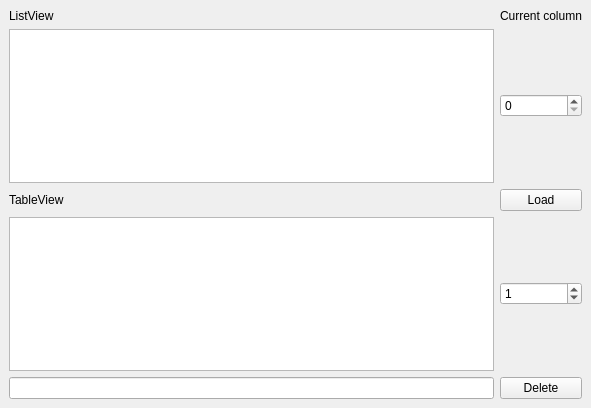
Above: src/ex1_modelview/mainwindow.ui from dsba-z/workshops31-32 before the change. Below: the same form after it.
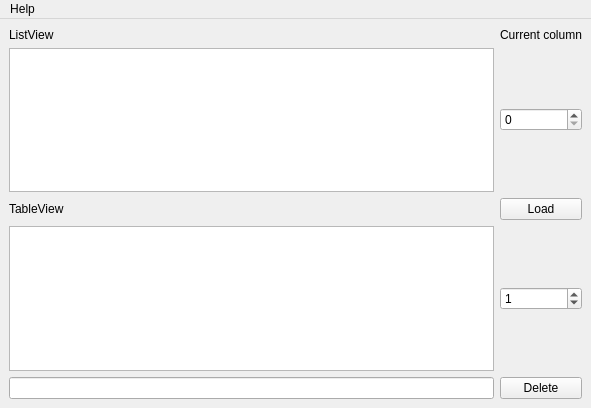
That is the form after the change.

```diff
--- a/src/ex1_modelview/mainwindow.ui
+++ b/src/ex1_modelview/mainwindow.ui
@@ -77,6 +77,28 @@
     </item>
    </layout>
   </widget>
+  <widget class="QMenuBar" name="menuBar">
+   <property name="geometry">
+    <rect>
+     <x>0</x>
+     <y>0</y>
+     <width>591</width>
+     <height>23</height>
+    </rect>
+   </property>
+   <widget class="QMenu" name="menuHelp">
+    <property name="title">
+     <string>Help</string>
+    </property>
+    <addaction name="actionAbout"/>
+   </widget>
+   <addaction name="menuHelp"/>
+  </widget>
+  <action name="actionAbout">
+   <property name="text">
+    <string>About</string>
+   </property>
+  </action>
  </widget>
  <resources/>
  <connections>
```
